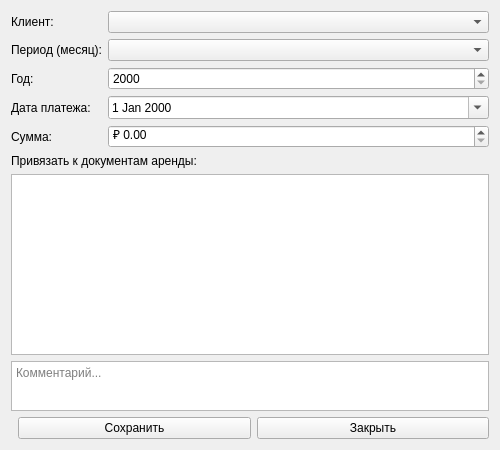
Before: the Qt Designer form src/ui/dialogs/paymentform.ui in Smurf72T/POC_Terminal_Tracker, drawn with Qt 5.
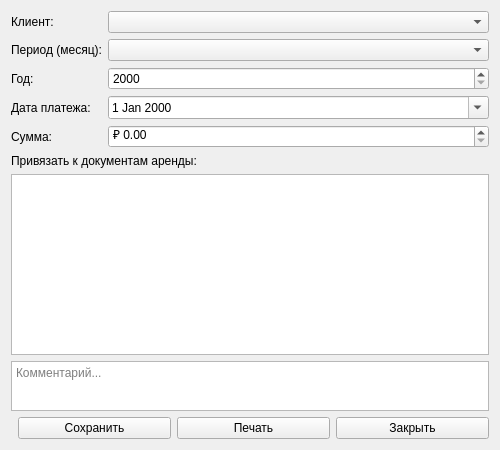
After: the same form once the commit is applied.

Commit message: Новый функционал: управление пользователями, графики, печать, поиск, тема, долги, статусы

The edit to the form file:
```diff
--- a/src/ui/dialogs/paymentform.ui
+++ b/src/ui/dialogs/paymentform.ui
@@ -38,6 +38,7 @@
     <layout class="QHBoxLayout" name="horizontalLayout">
      <item><spacer name="horizontalSpacer"><property name="orientation"><enum>Qt::Horizontal</enum></property></spacer></item>
      <item><widget class="QPushButton" name="btnSave"><property name="text"><string>Сохранить</string></property></widget></item>
+      <item><widget class="QPushButton" name="btnPrint"><property name="text"><string>Печать</string></property></widget></item>
      <item><widget class="QPushButton" name="btnClose"><property name="text"><string>Закрыть</string></property></widget></item>
     </layout>
    </item>
```
Lines whose indentation alone changed are shown as unchanged. The commit also changes 20 other files.
